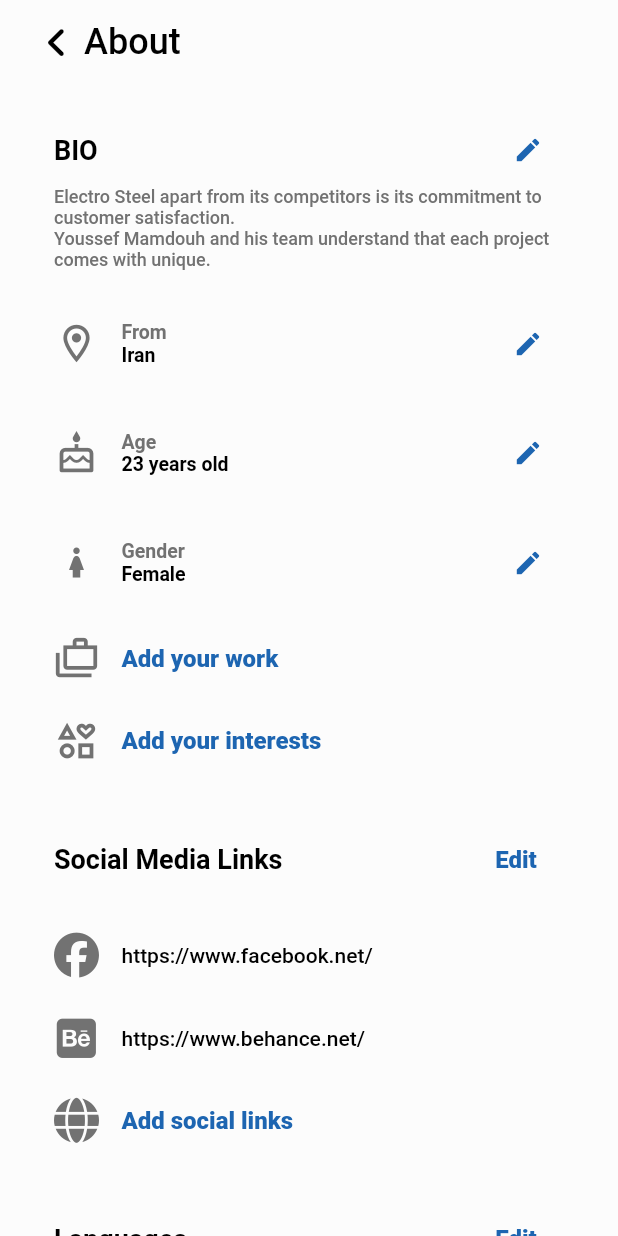
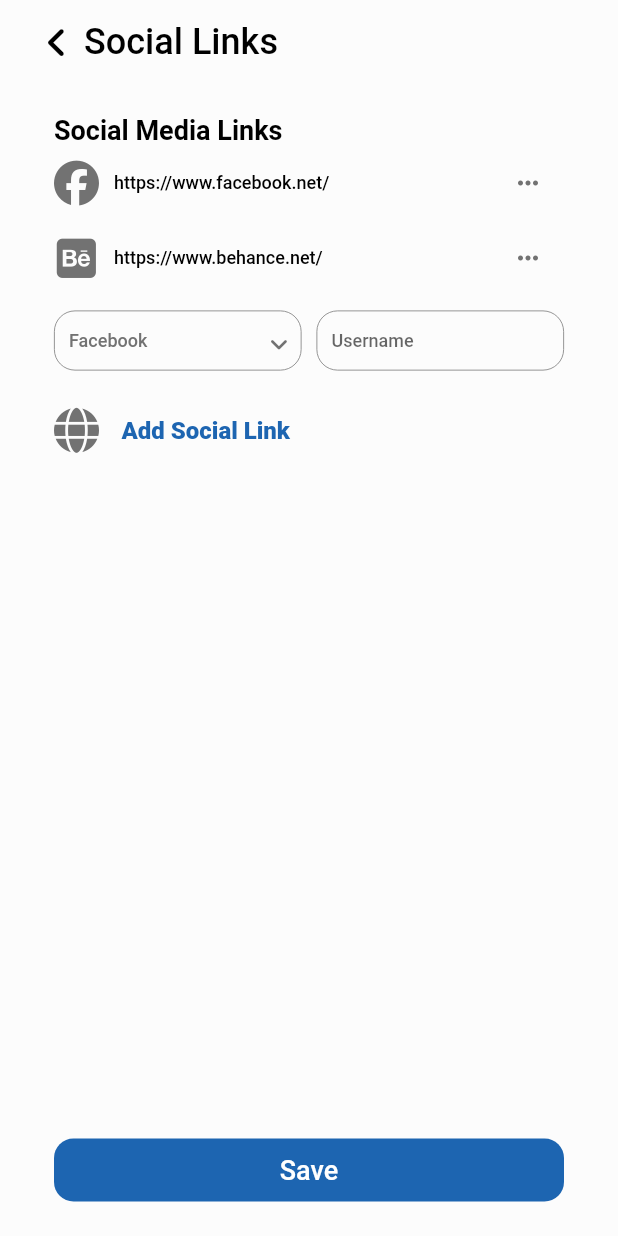
Before and after one commit to AhmedSarg/ibuddy, a Flutter app: the About screen opened directly, after a tap on "Edit", on a phone screen of 412 x 824 dp. Run offline on Flutter 3.47's test engine with Material 2 defaults, Android fonts, the phone set to English and light mode, and no system bars; our stand-ins replace animated_toggle_switch, cached_network_image, connectivity_plus, dartz, dio, equatable and 20 more; accounts and stored records are empty; Roboto replaces fonts that are missing (Segoe UI, Tahoma).

Commit message:
finished edit social links page

```diff
--- a/lib/features/screens/buddy/home/menu/followers_screen.dart
+++ b/lib/features/screens/buddy/home/menu/followers_screen.dart
@@ -79,7 +79,7 @@ class Followers extends StatelessWidget {
             );
           } else {
             return Padding(
-              padding: const EdgeInsets.symmetric(horizontal: AppMargin.mPage),
+              padding: EdgeInsets.only(right: AppMargin.mPage, left: AppMargin.mPage, bottom: index == 20 - 1 ? 15 : 0),
               child: follower(index, width),
             );
           }
--- a/lib/features/screens/buddy/home/menu/following_screen.dart
+++ b/lib/features/screens/buddy/home/menu/following_screen.dart
@@ -79,7 +79,7 @@ class Following extends StatelessWidget {
             );
           } else {
             return Padding(
-              padding: const EdgeInsets.symmetric(horizontal: AppMargin.mPage),
+              padding: EdgeInsets.only(right: AppMargin.mPage, left: AppMargin.mPage, bottom: index == 20 - 1 ? 15 : 0),
               child: following(index, width),
             );
           }
--- a/lib/features/screens/buddy/home/menu/profile_details/about_screen.dart
+++ b/lib/features/screens/buddy/home/menu/profile_details/about_screen.dart
@@ -8,6 +8,7 @@ import 'package:ibuddy/features/screens/buddy/home/menu/profile_details/bio_edit
 import 'package:ibuddy/features/screens/buddy/home/menu/profile_details/country_edit_screen.dart';
 import 'package:ibuddy/features/screens/buddy/home/menu/profile_details/gender_edit_screen.dart';
 import 'package:ibuddy/features/screens/buddy/home/menu/profile_details/interests_edit_screen.dart';
+import 'package:ibuddy/features/screens/buddy/home/menu/profile_details/social_edit_screen.dart';
 import 'package:ibuddy/features/screens/buddy/home/menu/profile_details/work_edit_screen.dart';
 import '../../../../../../../core/utils/app_fonts.dart';
 
@@ -321,7 +322,9 @@ class About extends StatelessWidget {
                               fontSize: 18),
                         ),
                         TextButton(
-                          onPressed: () {},
+                          onPressed: () {
+                            Get.to(() => SocialEdit());
+                          },
                           style: TextButton.styleFrom(
                             backgroundColor: AppColors.transparent,
                             foregroundColor: AppColors.primary,
@@ -407,7 +410,9 @@ class About extends StatelessWidget {
                           ),
                         ),
                         GestureDetector(
-                          onTap: () {},
+                          onTap: () {
+                            Get.to(() => SocialEdit());
+                          },
                           child: const Text(
                             "Add social links",
                             style: TextStyle(
--- /dev/null
+++ b/lib/features/screens/buddy/home/menu/profile_details/social_edit_screen.dart
@@ -0,0 +1,318 @@
+import 'package:flutter/material.dart';
+import 'package:font_awesome_flutter/font_awesome_flutter.dart';
+import 'package:get/get.dart';
+import 'package:ibuddy/core/utils/app_colors.dart';
+import 'package:ibuddy/core/utils/app_values.dart';
+import '../../../../../../../core/utils/app_fonts.dart';
+
+class SocialEdit extends StatelessWidget {
+  SocialEdit({super.key});
+
+  static const List<String> socialMedias = [
+    "Facebook",
+    "Instagram",
+    "X",
+    "Youtube",
+    "TikTok",
+    "Behance",
+    "Github",
+    "Spotify",
+  ];
+
+  Rx<String> socialMedia = socialMedias[0].obs;
+
+  @override
+  Widget build(BuildContext context) {
+    final width = MediaQuery.of(context).size.width;
+    return Scaffold(
+      appBar: AppBar(
+        backgroundColor: AppColors.transparent,
+        elevation: 0,
+        titleSpacing: 0,
+        title: const Text(
+          "Social Links",
+          style: TextStyle(
+            color: AppColors.black,
+            fontFamily: AppFonts.tahoma,
+            fontWeight: AppFonts.regular,
+            fontSize: 24,
+          ),
+        ),
+        leading: Padding(
+          padding: const EdgeInsets.only(left: AppMargin.mPage - 16),
+          child: IconButton(
+            icon: const Icon(FontAwesomeIcons.angleLeft),
+            color: AppColors.black,
+            onPressed: () {
+              Get.back();
+            },
+          ),
+        ),
+      ),
+      backgroundColor: AppColors.nearlyWhite,
+      body: Padding(
+        padding: const EdgeInsets.symmetric(horizontal: AppMargin.mPage),
+        child: Center(
+          child: Padding(
+            padding: const EdgeInsets.symmetric(vertical: 20),
+            child: Column(
+              mainAxisAlignment: MainAxisAlignment.spaceBetween,
+              children: [
+                Column(
+                  crossAxisAlignment: CrossAxisAlignment.start,
+                  children: [
+                    const Text(
+                      "Social Media Links",
+                      style: TextStyle(
+                        color: AppColors.black,
+                        fontFamily: AppFonts.segoe,
+                        fontWeight: AppFonts.semiBold,
+                        fontSize: 18,
+                      ),
+                    ),
+                    SizedBox(
+                      width: width - AppMargin.mPage * 2,
+                      height: 50,
+                      child: Row(
+                        mainAxisAlignment: MainAxisAlignment.spaceBetween,
+                        children: [
+                          Row(
+                            children: [
+                              const Padding(
+                                padding: EdgeInsets.only(right: 10),
+                                child: Icon(
+                                  FontAwesomeIcons.facebook,
+                                  color: AppColors.grey,
+                                  size: 30,
+                                ),
+                              ),
+                              SizedBox(
+                                width: width - AppMargin.mPage - 124,
+                                child: const Text(
+                                  "https://www.facebook.net/",
+                                  overflow: TextOverflow.ellipsis,
+                                  style: TextStyle(
+                                    color: AppColors.black,
+                                    fontFamily: AppFonts.segoe,
+                                    fontWeight: AppFonts.regular,
+                                    fontSize: 12,
+                                  ),
+                                ),
+                              ),
+                            ],
+                          ),
+                          IconButton(
+                            onPressed: () {},
+                            iconSize: 20,
+                            splashRadius: 5,
+                            padding: EdgeInsets.zero,
+                            color: AppColors.grey,
+                            icon: const Icon(Icons.more_horiz),
+                          ),
+                        ],
+                      ),
+                    ),
+                    SizedBox(
+                      width: width - AppMargin.mPage * 2,
+                      height: 50,
+                      child: Row(
+                        mainAxisAlignment: MainAxisAlignment.spaceBetween,
+                        children: [
+                          Row(
+                            children: [
+                              const Padding(
+                                padding: EdgeInsets.only(right: 10),
+                                child: Icon(
+                                  FontAwesomeIcons.squareBehance,
+                                  color: AppColors.grey,
+                                  size: 30,
+                                ),
+                              ),
+                              SizedBox(
+                                width: width - AppMargin.mPage - 124,
+                                child: const Text(
+                                  "https://www.behance.net/",
+                                  overflow: TextOverflow.ellipsis,
+                                  style: TextStyle(
+                                    color: AppColors.black,
+                                    fontFamily: AppFonts.segoe,
+                                    fontWeight: AppFonts.regular,
+                                    fontSize: 12,
+                                  ),
+                                ),
+                              ),
+                            ],
+                          ),
+                          IconButton(
+                            onPressed: () {},
+                            iconSize: 20,
+                            splashRadius: 5,
+                            padding: EdgeInsets.zero,
+                            color: AppColors.grey,
+                            icon: const Icon(Icons.more_horiz),
+                          ),
+                        ],
+                      ),
+                    ),
+                    SizedBox(
+                      width: width - AppMargin.mPage * 2,
+                      height: 60,
+                      child: Row(
+                        mainAxisAlignment: MainAxisAlignment.spaceBetween,
+                        children: [
+                          SizedBox(
+                            width: (width - AppMargin.mPage * 2) / 2 - 5,
+                            height: 40,
+                            child: Obx(
+                              () => InputDecorator(
+                                decoration: InputDecoration(
+                                  enabledBorder: OutlineInputBorder(
+                                    borderSide: const BorderSide(
+                                      color: AppColors.grey,
+                                      width: 0.5,
+                                    ),
+                                    borderRadius: BorderRadius.circular(14),
+                                  ),
+                                  contentPadding: EdgeInsets.zero,
+                                ),
+                                child: DropdownButtonHideUnderline(
+                                  child: DropdownButton(
+                                    value: socialMedia.string,
+                                    items: socialMedias
+                                        .map<DropdownMenuItem<String>>(
+                                      (String value) {
+                                        return DropdownMenuItem<String>(
+                                          value: value,
+                                          child: Padding(
+                                            padding:
+                                                const EdgeInsets.only(left: 10),
+                                            child: Text(
+                                              value,
+                                              style: const TextStyle(
+                                                color: AppColors.grey,
+                                                fontFamily: AppFonts.segoe,
+                                                fontWeight: AppFonts.regular,
+                                                fontSize: 12,
+                                              ),
+                                            ),
+                                          ),
+                                        );
+                                      },
+                                    ).toList(),
+                                    iconEnabledColor: AppColors.grey,
+                                    icon: const Padding(
+                                      padding:
+                                          EdgeInsets.only(right: 8, top: 5),
+                                      child: Icon(FontAwesomeIcons.angleDown),
+                                    ),
+                                    iconSize: 14,
+                                    borderRadius: BorderRadius.circular(14),
+                                    onChanged: (value) {
+                                      socialMedia.value = value!;
+                                    },
+                                  ),
+                                ),
+                              ),
+                            ),
+                          ),
+                          SizedBox(
+                            width: (width - AppMargin.mPage * 2) / 2 - 5,
+                            height: 40,
+                            child: TextFormField(
+                              decoration: InputDecoration(
+                                hintText: "Username",
+                                contentPadding: const EdgeInsets.only(
+                                  left: 10,
+                                  right: 0,
+                                  top: 5,
+                                  bottom: 5,
+                                ),
+                                focusColor: AppColors.grey,
+                                hoverColor: AppColors.grey,
+                                enabledBorder: OutlineInputBorder(
+                                  borderSide: const BorderSide(
+                                      color: AppColors.grey, width: 0.5),
+                                  borderRadius: BorderRadius.circular(14),
+                                ),
+                                focusedBorder: OutlineInputBorder(
+                                  borderSide: const BorderSide(
+                                      color: AppColors.grey, width: 0.5),
+                                  borderRadius: BorderRadius.circular(14),
+                                ),
+                              ),
+                              maxLines: 1,
+                              style: const TextStyle(
+                                color: AppColors.black,
+                                fontFamily: AppFonts.segoe,
+                                fontWeight: AppFonts.regular,
+                                fontSize: 12,
+                              ),
+                              textAlignVertical: TextAlignVertical.center,
+                              cursorWidth: 1,
+                              cursorColor: AppColors.primary,
+                              textInputAction: TextInputAction.search,
+                            ),
+                          ),
+                        ],
+                      ),
+                    ),
+                    Padding(
+                      padding: const EdgeInsets.symmetric(vertical: 15),
+                      child: Row(
+                        children: [
+                          const Padding(
+                            padding: EdgeInsets.only(right: 15),
+                            child: Icon(
+                              FontAwesomeIcons.globe,
+                              color: AppColors.grey,
+                              size: 30,
+                            ),
+                          ),
+                          GestureDetector(
+                            onTap: () {},
+                            child: const Text(
+                              "Add Social Link",
+                              style: TextStyle(
+                                color: AppColors.primary,
+                                fontFamily: AppFonts.tahoma,
+                                fontWeight: AppFonts.bold,
+                                fontSize: 16,
+                              ),
+                            ),
+                          ),
+                        ],
+                      ),
+                    ),
+                  ],
+                ),
+                ElevatedButton(
+                  onPressed: () {
+                    Get.back();
+                  },
+                  style: ElevatedButton.styleFrom(
+                    fixedSize: Size(width - AppMargin.mPage * 2, 42),
+                    foregroundColor: AppColors.primary,
+                    backgroundColor: AppColors.primary,
+                    elevation: 0,
+                    shape: RoundedRectangleBorder(
+                      borderRadius: BorderRadius.circular(13.0),
+                    ),
+                  ),
+                  child: const Text(
+                    "Save",
+                    style: TextStyle(
+                      color: AppColors.white,
+                      fontFamily: AppFonts.segoe,
+                      fontWeight: AppFonts.regular,
+                      fontSize: 18,
+                    ),
+                  ),
+                ),
+              ],
+            ),
+          ),
+        ),
+      ),
+    );
+  }
+}
```
